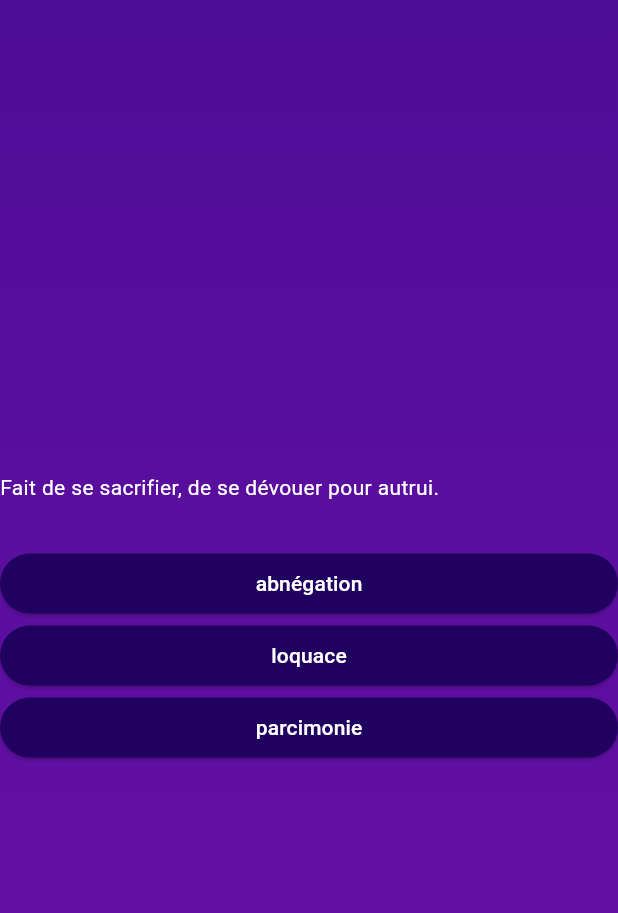
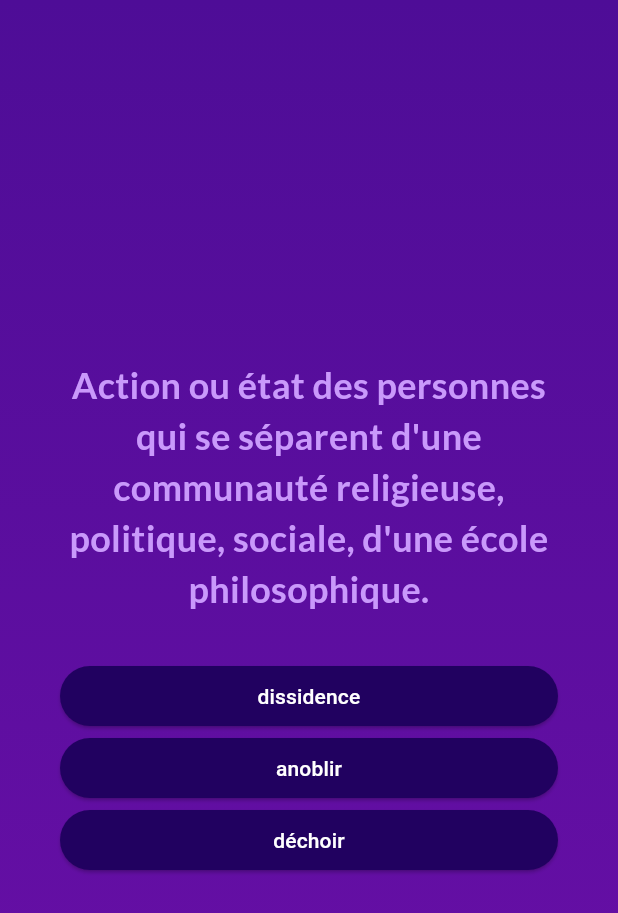
Before and after one commit to marcchicoye/flutter-dictionary, a Flutter app: the screen it shows after launch, after a tap on "Start Quiz", on a phone screen of 412 x 824 dp. Shown: the top 913 px of the screen. Run offline on Flutter 3.47's test engine with Material 3 defaults, Android fonts, the phone set to English and light mode, and no system bars; our stand-ins replace google_fonts.

Commit message:
Styling, find a way to store wrong answers

```diff
--- a/assets/data/vocabulary.json
+++ b/assets/data/vocabulary.json
@@ -1,18 +1,57 @@
 [
   {
+    "mot": "dissidence",
+    "definition": "Action ou état des personnes qui se séparent d'une communauté religieuse, politique, sociale, d'une école philosophique.",
+    "phrase": "Entrer, être en dissidence."
+  },
+  {
     "mot": "abnégation",
-    "definition": "Fait de se sacrifier, de se dévouer pour autrui."
+    "definition": "Fait de se sacrifier, de se dévouer pour autrui.",
+    "phrase": ""
   },
   {
     "mot": "loquace",
-    "definition": "Qui parle beaucoup."
+    "definition": "Qui parle beaucoup.",
+    "phrase": ""
   },
   {
     "mot": "parcimonie",
-    "definition": "Économie rigoureuse, modération dans les dépenses."
+    "definition": "Économie rigoureuse, modération dans les dépenses.",
+    "phrase": ""
   },
   {
     "mot": "taciturne",
-    "definition": "Qui parle peu, reste silencieux."
+    "definition": "Qui parle peu, reste silencieux.",
+    "phrase": ""
+  },
+  {
+    "mot": "déchoir",
+    "definition": "Tomber dans un état inférieur à celui où l'on était.",
+    "phrase": "Déchoir dans l'estime de qqn."
+  },
+  {
+    "mot": "aristocratie",
+    "definition": "Forme de gouvernement où le pouvoir souverain appartient à la noblesse.",
+    "phrase": ""
+  },
+  {
+    "mot": "grief",
+    "definition": "Douloureux, pénible.",
+    "phrase": "Je sais que vous n'y pouvez rien et votre perte est aussi griève que la nôtre, qui vous privons de vos enfants!"
+  },
+  {
+    "mot": "émousser",
+    "definition": "rendre moins tranchant, moins aigu, ou moins vif.",
+    "phrase": "Émousser le tranchant d'un outil."
+  },
+  {
+    "mot": "anoblir",
+    "definition": "rendre moins tranchant, moins aigu, ou moins vif.",
+    "phrase": "Conférer un titre de noblesse à (qqn)."
+  },
+  {
+    "mot": "aliéner",
+    "definition": "Fait de céder ou de perdre (un droit, un bien naturel).",
+    "phrase": "Ce serait une aliénation de ma liberté."
   }
 ]
--- a/lib/answer_button.dart
+++ b/lib/answer_button.dart
@@ -20,7 +20,7 @@ class AnswerButton extends StatelessWidget {
         foregroundColor: Colors.white,
         shape: RoundedRectangleBorder(borderRadius: BorderRadius.circular(40)),
       ),
-      child: Text(answerText),
+      child: Text(answerText, textAlign: TextAlign.center),
     );
   }
 }
--- a/lib/models/definition.dart
+++ b/lib/models/definition.dart
@@ -9,6 +9,12 @@ class Definition {
 
   List<String> get choices {
     return answers;
+  }
+
+  List<String> getShuffledAnswers() {
+    final List<String> shuffledList = List.of(answers);
+    shuffledList.shuffle();
+    return shuffledList;
   }
 
   @override
--- a/lib/quiz.dart
+++ b/lib/quiz.dart
@@ -1,5 +1,7 @@
-import 'package:dictionary/questions_screen.dart';
-import 'package:dictionary/start_screen.dart';
+import 'package:dictionary/models/definition.dart';
+import 'package:dictionary/screens/questions_screen.dart';
+import 'package:dictionary/screens/results_screen.dart';
+import 'package:dictionary/screens/start_screen.dart';
 import 'package:flutter/material.dart';
 
 class Quiz extends StatefulWidget {
@@ -10,20 +12,24 @@ class Quiz extends StatefulWidget {
 }
 
 class _QuizState extends State<Quiz> {
-  // Widget? activeScreen;
-
+  final List<Definition> wrongChooseAnswers = [];
   var activeScreen = 'start-screen';
-
-  // @override
-  // void initState() {
-  //   activeScreen = StartScreen(switchScreen);
-  //   super.initState();
-  // }
+  var numberOfDefinitionsAsked = 0;
 
   void switchScreen() {
     setState(() {
-      // activeScreen = QuestionsScreen();
       activeScreen = 'questions-screen';
+    });
+  }
+
+  void chooseAnswer(Definition answer) {
+    wrongChooseAnswers.add(answer);
+  }
+
+  void getResult(int numberOfDefs) {
+    setState(() {
+      numberOfDefinitionsAsked = numberOfDefs;
+      activeScreen = 'results-screen';
     });
   }
 
@@ -32,7 +38,17 @@ class _QuizState extends State<Quiz> {
     Widget screenWidget = StartScreen(switchScreen);
 
     if (activeScreen == 'questions-screen') {
-      screenWidget = const QuestionsScreen();
+      screenWidget = QuestionsScreen(
+        onSelectAnswer: chooseAnswer,
+        onGetResult: getResult,
+      );
+    }
+
+    if (activeScreen == 'results-screen') {
+      screenWidget = ResultsScreen(
+        wrongChosenAnswers: wrongChooseAnswers,
+        numberOfDefinitionsAsked: 7,
+      );
     }
 
     return MaterialApp(
@@ -48,7 +64,6 @@ class _QuizState extends State<Quiz> {
               ],
             ),
           ),
-          // child: activeScreen,
           child: screenWidget,
         ),
       ),
--- a/lib/questions_screen.dart
+++ b/lib/screens/questions_screen.dart
@@ -6,9 +6,17 @@ import 'dart:convert';
 import 'dart:math';
 
 import 'package:flutter/services.dart';
+import 'package:google_fonts/google_fonts.dart';
 
 class QuestionsScreen extends StatefulWidget {
-  const QuestionsScreen({super.key});
+  const QuestionsScreen({
+    super.key,
+    required this.onSelectAnswer,
+    required this.onGetResult,
+  });
+
+  final void Function(Definition answer) onSelectAnswer;
+  final void Function(int numberOfDefinitionsAsked) onGetResult;
 
   @override
   State<QuestionsScreen> createState() => _QuestionsScreenState();
@@ -17,7 +25,20 @@ class QuestionsScreen extends StatefulWidget {
 var intValue = Random();
 
 class _QuestionsScreenState extends State<QuestionsScreen> {
-  // late List<String> wordDefinitionAlreadyAsked;
+  var currentQuestionIndex = 0;
+
+  answerQuestion(String selectedAnswers) {
+    if (_dictionary[currentQuestionIndex].answers[0] != selectedAnswers) {
+      widget.onSelectAnswer(_dictionary[currentQuestionIndex]);
+    }
+    setState(() {
+      if (currentQuestionIndex == _dictionary.length - 1) {
+        widget.onGetResult(_dictionary.length);
+      } else {
+        currentQuestionIndex++;
+      }
+    });
+  }
 
   List<Definition> _dictionary = [];
 
@@ -73,24 +94,37 @@ class _QuestionsScreenState extends State<QuestionsScreen> {
       return const Center(child: CircularProgressIndicator());
     }
 
-    Definition currentQuestion = _dictionary[0];
+    Definition currentQuestion = _dictionary[currentQuestionIndex];
     // String currentQuestion.
 
     return SizedBox(
       width: double.infinity,
+      child: Container(
+        margin: EdgeInsets.all(40),
         child: Column(
           mainAxisAlignment: MainAxisAlignment.center,
           crossAxisAlignment: CrossAxisAlignment.stretch,
           children: [
             Text(
               currentQuestion.definition,
-            style: const TextStyle(color: Colors.white),
+              style: GoogleFonts.lato(
+                color: const Color.fromARGB(255, 201, 153, 251),
+                fontSize: 24,
+                fontWeight: FontWeight.bold,
+              ),
+              textAlign: TextAlign.center,
             ),
             const SizedBox(height: 30),
-          ...currentQuestion.answers.map((answer) {
-            return AnswerButton(answerText: answer, onTap: () {});
+            ...currentQuestion.getShuffledAnswers().map((answer) {
+              return AnswerButton(
+                answerText: answer,
+                onTap: () {
+                  answerQuestion(answer);
+                },
+              );
             }),
           ],
+        ),
       ),
     );
   }
--- a/lib/start_screen.dart
+++ b/lib/screens/start_screen.dart
@@ -1,4 +1,5 @@
 import 'package:flutter/material.dart';
+import 'package:google_fonts/google_fonts.dart';
 
 class StartScreen extends StatelessWidget {
   const StartScreen(this.startQuiz, {super.key});
@@ -17,9 +18,9 @@ class StartScreen extends StatelessWidget {
             color: const Color.fromARGB(150, 255, 255, 255),
           ),
           const SizedBox(height: 80),
-          const Text(
+          Text(
             'Learn Flutter the fun way!',
-            style: TextStyle(
+            style: GoogleFonts.lato(
               fontSize: 27,
               color: Color.fromARGB(255, 237, 223, 252),
             ),
--- a/pubspec.yaml
+++ b/pubspec.yaml
@@ -34,6 +34,7 @@ dependencies:
   # The following adds the Cupertino Icons font to your application.
   # Use with the CupertinoIcons class for iOS style icons.
   cupertino_icons: ^1.0.8
+  google_fonts: ^6.2.1
 
 dev_dependencies:
   flutter_test:
```
Also changed, not shown: lib/screens/results_screen.dart (added, +33 -0 lines), pubspec.lock, 7 other files. Lines whose indentation alone changed are shown as unchanged.
